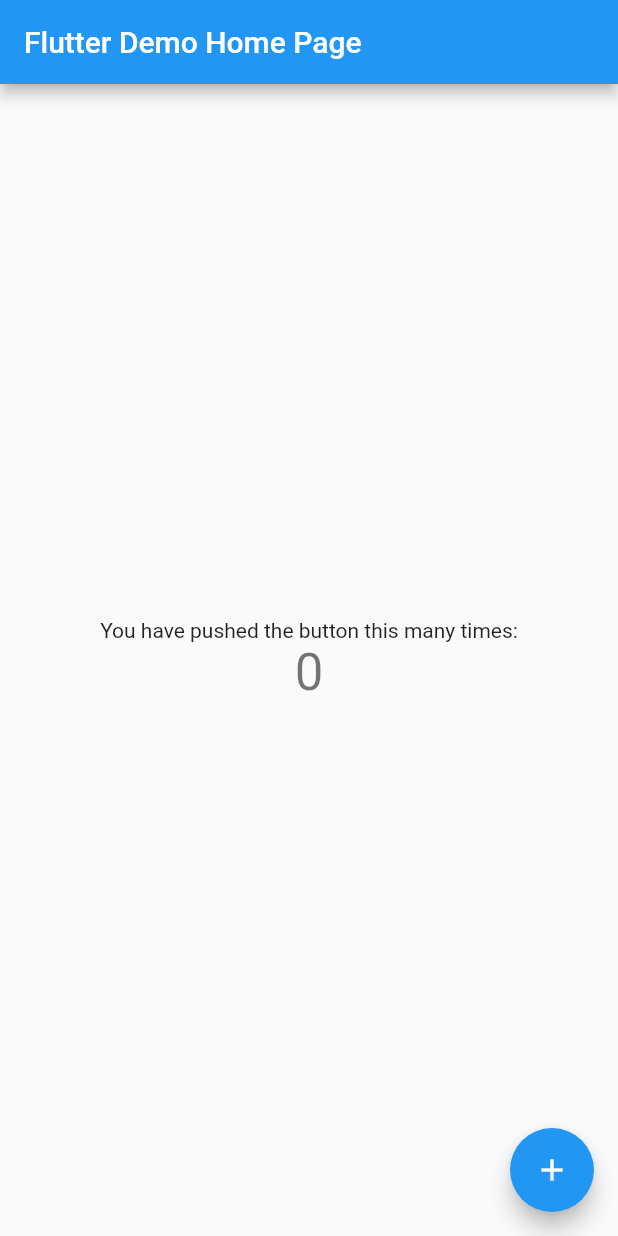
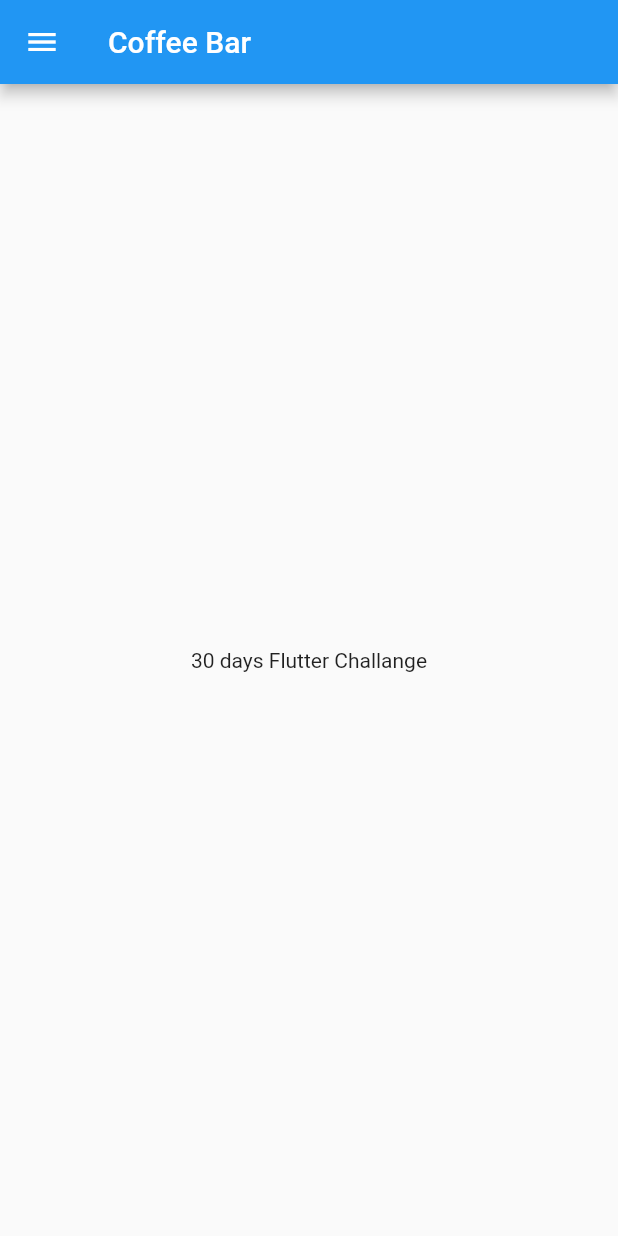
Before and after one commit to kunalnathinfotech/30Daysofflutter, a Flutter app: the screen it shows after launch, on a phone screen of 412 x 824 dp. Run offline on Flutter 3.47's test engine with Material 2 defaults, Android fonts, the phone set to English and light mode, and no system bars.

Commit message:
Day 2 Completed

```diff
--- /dev/null
+++ b/lib/home_page.dart
@@ -0,0 +1,21 @@
+import 'package:flutter/material.dart';
+
+class HomePage extends StatelessWidget {
+  var days = 30;
+  var challange = "Flutter Challange";
+
+  @override
+  Widget build(BuildContext context) {
+    return Scaffold(
+      appBar: AppBar(
+        title: const Text("Coffee Bar"),
+      ),
+      body: Center(
+        child: Container(
+          child: Text("$days days $challange"),
+        ),
+      ),
+      drawer: Drawer(),
+    );
+  }
+}
--- a/lib/main.dart
+++ b/lib/main.dart
@@ -1,3 +1,4 @@
+import 'package:coffee/home_page.dart';
 import 'package:flutter/material.dart';
 
 void main() {
@@ -7,109 +8,10 @@ void main() {
 class MyApp extends StatelessWidget {
   const MyApp({super.key});
 
-  // This widget is the root of your application.
   @override
   Widget build(BuildContext context) {
     return MaterialApp(
-      title: 'Flutter Demo',
-      theme: ThemeData(
-        // This is the theme of your application.
-        //
-        // Try running your application with "flutter run". You'll see the
-        // application has a blue toolbar. Then, without quitting the app, try
-        // changing the primarySwatch below to Colors.green and then invoke
-        // "hot reload" (press "r" in the console where you ran "flutter run",
-        // or simply save your changes to "hot reload" in a Flutter IDE).
-        // Notice that the counter didn't reset back to zero; the application
-        // is not restarted.
-        primarySwatch: Colors.blue,
-      ),
-      home: const MyHomePage(title: 'Flutter Demo Home Page'),
+      home: HomePage(),
     );
   }
 }
-
-class MyHomePage extends StatefulWidget {
-  const MyHomePage({super.key, required this.title});
-
-  // This widget is the home page of your application. It is stateful, meaning
-  // that it has a State object (defined below) that contains fields that affect
-  // how it looks.
-
-  // This class is the configuration for the state. It holds the values (in this
-  // case the title) provided by the parent (in this case the App widget) and
-  // used by the build method of the State. Fields in a Widget subclass are
-  // always marked "final".
-
-  final String title;
-
-  @override
-  State<MyHomePage> createState() => _MyHomePageState();
-}
-
-class _MyHomePageState extends State<MyHomePage> {
-  int _counter = 0;
-
-  void _incrementCounter() {
-    setState(() {
-      // This call to setState tells the Flutter framework that something has
-      // changed in this State, which causes it to rerun the build method below
-      // so that the display can reflect the updated values. If we changed
-      // _counter without calling setState(), then the build method would not be
-      // called again, and so nothing would appear to happen.
-      _counter++;
-    });
-  }
-
-  @override
-  Widget build(BuildContext context) {
-    // This method is rerun every time setState is called, for instance as done
-    // by the _incrementCounter method above.
-    //
-    // The Flutter framework has been optimized to make rerunning build methods
-    // fast, so that you can just rebuild anything that needs updating rather
-    // than having to individually change instances of widgets.
-    return Scaffold(
-      appBar: AppBar(
-        // Here we take the value from the MyHomePage object that was created by
-        // the App.build method, and use it to set our appbar title.
-        title: Text(widget.title),
-      ),
-      body: Center(
-        // Center is a layout widget. It takes a single child and positions it
-        // in the middle of the parent.
-        child: Column(
-          // Column is also a layout widget. It takes a list of children and
-          // arranges them vertically. By default, it sizes itself to fit its
-          // children horizontally, and tries to be as tall as its parent.
-          //
-          // Invoke "debug painting" (press "p" in the console, choose the
-          // "Toggle Debug Paint" action from the Flutter Inspector in Android
-          // Studio, or the "Toggle Debug Paint" command in Visual Studio Code)
-          // to see the wireframe for each widget.
-          //
-          // Column has various properties to control how it sizes itself and
-          // how it positions its children. Here we use mainAxisAlignment to
-          // center the children vertically; the main axis here is the vertical
-          // axis because Columns are vertical (the cross axis would be
-          // horizontal).
-          mainAxisAlignment: MainAxisAlignment.center,
-          children: <Widget>[
-            const Text(
-              'You have pushed the button this many times:',
-            ),
-            Text(
-              '$_counter',
-              style: Theme.of(context).textTheme.headline4,
-            ),
-          ],
-        ),
-      ),
-      floatingActionButton: FloatingActionButton(
-        onPressed: _incrementCounter,
-        tooltip: 'Increment',
-        child: const Icon(Icons.add),
-      ), // This trailing comma makes auto-formatting nicer for build methods.
-    );
-  }
-}
```
Also changed, not shown: learn.txt (added, +11 -0 lines).
